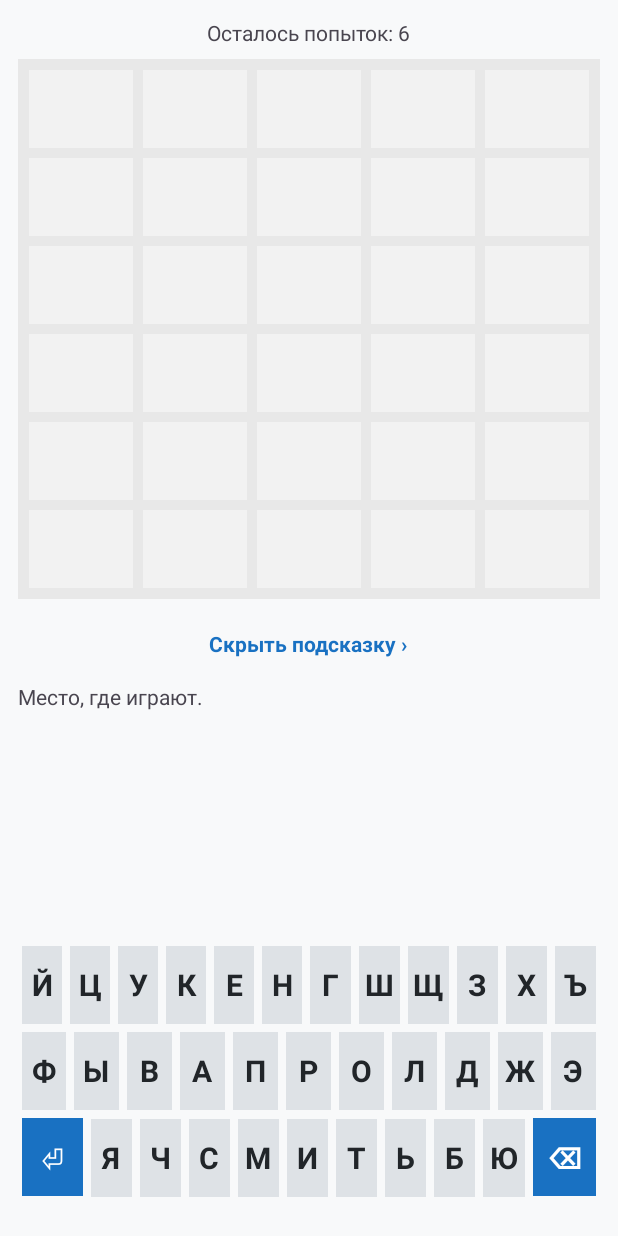
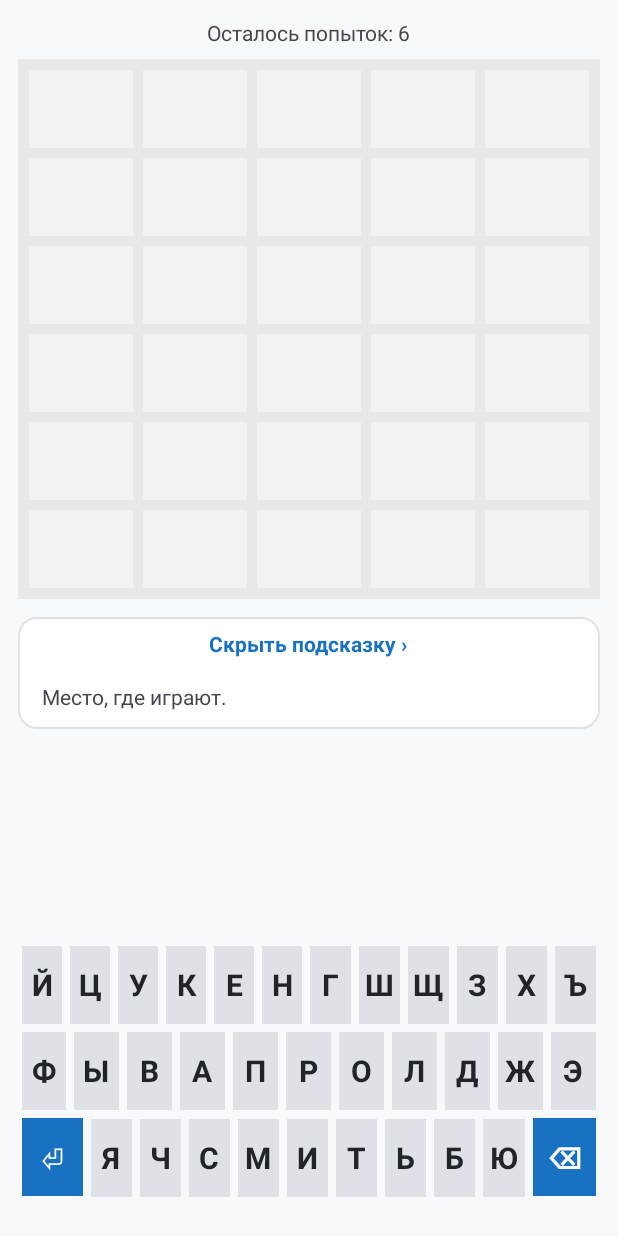
Before and after one commit to Mexator/transitions-sample, an Android app: the screen it shows after launch (MainActivity), after a tap on "Показать подсказку ›", on a phone screen of 412 x 824 dp. Run offline under Robolectric (Android 15) with nearby library versions, the phone set to English and light mode, and no system bars; 1 other tap on this screen came first.

Commit message:
Пример 4 (ex4): подсказка — раскрывающаяся карточка, отмена анимаций фреймворком. hintToggle(): ChangeBounds карточки + Fade текста; клик — по всей карточке (ripple на фоне); каждый тап лишь вооружает новый проход, реверс с текущего кадра; слой CANCEL off — мгновенный флип. Рестарт сворачивает карточку

```diff
--- a/app/src/main/kotlin/ru/mexator/slovo/MainActivity.kt
+++ b/app/src/main/kotlin/ru/mexator/slovo/MainActivity.kt
@@ -51,6 +51,7 @@ class MainActivity : AppCompatActivity() {
         const val CONTAINER_DURATION = 900L
         const val VISIBILITY_DURATION = 450L
         const val EXPLODE_DURATION = 500L
+        const val CANCEL_DURATION = 350L
 
         /** Pause between the two Explode passes of a restart (see explodeRestart). */
         const val RESTART_GAP = 60L
@@ -62,6 +63,7 @@ class MainActivity : AppCompatActivity() {
             container = CONTAINER_DURATION,
             visibility = VISIBILITY_DURATION,
             explode = EXPLODE_DURATION,
+            cancel = CANCEL_DURATION,
             slowMo = DemoConfig.durationMultiplier,
         )
 
@@ -231,7 +233,7 @@ class MainActivity : AppCompatActivity() {
                 KeyboardView.Key.Submit -> submitGuess()
             }
         }
-        views.hintToggle.setOnClickListener { toggleHint(views) }
+        views.hintCard.setOnClickListener { toggleHint(views) }
 
         val scene = Scene(binding.sceneRoot, views.root)
         if (animated) {
@@ -325,6 +327,14 @@ class MainActivity : AppCompatActivity() {
             binding.wordChip.transitionName = SlovarContract.TRANSITION_WORD
             binding.wordChip.setWord(state.target)
         }
+        // Пример 4: рестарт — рядов стало меньше, чем в прошлом рендере —
+        // возвращаем карточку подсказки в свёрнутое состояние. На
+        // exploded-перезапуске флип snapping-ом: проход 2 таргетит Explode
+        // только на ряды. Во время живой игры (rows не убывали) не трогаем.
+        if (state.rows.size < renderedRows) {
+            gameViews?.hintText?.visibility = View.GONE
+            gameViews?.hintToggle?.setText(R.string.show_hint)
+        }
         renderedRows = state.rows.size
     }
 
@@ -358,10 +368,19 @@ class MainActivity : AppCompatActivity() {
         Mark.ABSENT -> 0
     }
 
-    /** Пример 4 готовит здесь сцену: строка-ссылка «Показать подсказку ›»
-     * раскрывает hintText; частые тапы станут сюжетом отмены анимаций. */
+    /**
+     * Пример 4: тап по строке-ссылке внутри карточки раскрывает/сворачивает
+     * подсказку. Вооружаем проход ДО мутаций (как в submitGuess); кода отмены
+     * нет — быстрые тапы просто вооружают новые проходы, библиотека сама
+     * разворачивает анимацию с текущего кадра. Слой CANCEL выключен —
+     * hintToggle вернёт null и флип будет мгновенным (Пример 0).
+     */
     private fun toggleHint(views: SceneGameBinding) {
         val show = views.hintText.visibility != View.VISIBLE
+        DemoTransitions.hintToggle(
+            cancelOn = DemoConfig.isEnabled(DemoLayer.CANCEL),
+            timings = demoTimings,
+        )?.let { TransitionManager.beginDelayedTransition(binding.root, it) }
         views.hintText.visibility = if (show) View.VISIBLE else View.GONE
         views.hintToggle.setText(if (show) R.string.hide_hint else R.string.show_hint)
     }
--- a/app/src/main/kotlin/ru/mexator/slovo/transition/DemoTransitions.kt
+++ b/app/src/main/kotlin/ru/mexator/slovo/transition/DemoTransitions.kt
@@ -26,6 +26,7 @@ object DemoTransitions {
         val container: Long,
         val visibility: Long,
         val explode: Long,
+        val cancel: Long,
         val slowMo: Float = 1f,
     ) {
         fun scaled(base: Long): Long = (base * slowMo).toLong()
@@ -84,11 +85,31 @@ object DemoTransitions {
             set.addTransition(
                 Fade(Fade.IN)
                     .addTarget(R.id.game_status)
-                    .addTarget(R.id.hint_toggle)
+                    .addTarget(R.id.hint_card)
                     .timed(timings.visibility, timings),
             )
         }
         return set.requireTargetedVisibility()
+    }
+
+    /**
+     * Пример 4: подсказка раскрывается/сворачивается в карточку. Рост
+     * контейнера анимирует ChangeBounds (карточка всегда в иерархии — меняются
+     * её границы), текст проявляет Fade. Кода отмены здесь НЕТ намеренно —
+     * это сюжет примера: каждый тап лишь вооружает новый проход, а прерывание
+     * запущенной анимации и реверс с текущего кадра берёт на себя библиотека.
+     * Null при выключенном слое — мгновенный флип (Пример 0).
+     */
+    fun hintToggle(cancelOn: Boolean, timings: Timings): TransitionSet? {
+        if (!cancelOn) return null
+        return TransitionSet()
+            .addTransition(
+                ChangeBounds().addTarget(R.id.hint_card).timed(timings.cancel, timings),
+            )
+            .addTransition(
+                Fade().addTarget(R.id.hint_text).timed(timings.cancel, timings),
+            )
+            .requireTargetedVisibility()
     }
 
     private fun <T : Transition> T.timed(base: Long, timings: Timings): T =
--- /dev/null
+++ b/app/src/main/res/drawable/hint_card_bg.xml
@@ -0,0 +1,16 @@
+<?xml version="1.0" encoding="utf-8"?>
+<!-- Пример 4: ripple на фоне — клик работает по всей карточке, а не только
+     по строке-ссылке. -->
+<ripple xmlns:android="http://schemas.android.com/apk/res/android"
+    android:color="@color/slovo_primary_container">
+
+    <item>
+        <shape>
+            <solid android:color="@color/slovo_hint_card_bg" />
+            <stroke
+                android:width="1dp"
+                android:color="@color/slovo_hint_card_stroke" />
+            <corners android:radius="12dp" />
+        </shape>
+    </item>
+</ripple>
--- a/app/src/main/res/layout/scene_game.xml
+++ b/app/src/main/res/layout/scene_game.xml
@@ -32,15 +32,21 @@
         app:boardCellMargin="3dp"
         app:boardCellTextSize="22sp" />
 
-    <!-- Пример 4: сворачиваемая подсказка — тап по «строке-ссылке» раскрывает
-         hintText ниже. Частые тапы по ней и есть сюжет отмены анимаций. -->
+    <!-- Пример 4: подсказка-карточка. Контейнер всегда в иерархии — рост
+         анимирует ChangeBounds, а не Visibility; клик — по всей карточке. -->
+    <LinearLayout
+        android:id="@+id/hint_card"
+        android:layout_width="match_parent"
+        android:layout_height="wrap_content"
+        android:layout_marginTop="12dp"
+        android:background="@drawable/hint_card_bg"
+        android:orientation="vertical">
+
         <TextView
             android:id="@+id/hint_toggle"
             android:layout_width="wrap_content"
             android:layout_height="wrap_content"
             android:layout_gravity="center_horizontal"
-        android:layout_marginTop="12dp"
-        android:background="?attr/selectableItemBackground"
             android:paddingHorizontal="16dp"
             android:paddingVertical="8dp"
             android:text="@string/show_hint"
@@ -48,14 +54,16 @@
             android:textSize="14sp"
             android:textStyle="bold" />
 
-    <!-- M2 (Пример 4): becomes the expandable hint card -->
         <TextView
             android:id="@+id/hint_text"
             android:layout_width="match_parent"
             android:layout_height="wrap_content"
+            android:paddingHorizontal="16dp"
             android:paddingTop="8dp"
+            android:paddingBottom="12dp"
             android:textSize="14sp"
             android:visibility="gone" />
+    </LinearLayout>
 
     <Space
         android:layout_width="match_parent"
--- a/app/src/main/res/values/colors.xml
+++ b/app/src/main/res/values/colors.xml
@@ -19,4 +19,8 @@
 
     <!-- Фон-«бумага» и статусбар под него -->
     <color name="slovo_background">#FFF8F9FA</color>
+
+    <!-- Карточка подсказки (Пример 4): white / gray-3 -->
+    <color name="slovo_hint_card_bg">#FFFFFFFF</color>
+    <color name="slovo_hint_card_stroke">#FFDEE2E6</color>
 </resources>
```
Also changed, not shown: 2 other files. Lines whose indentation alone changed are shown as unchanged.
